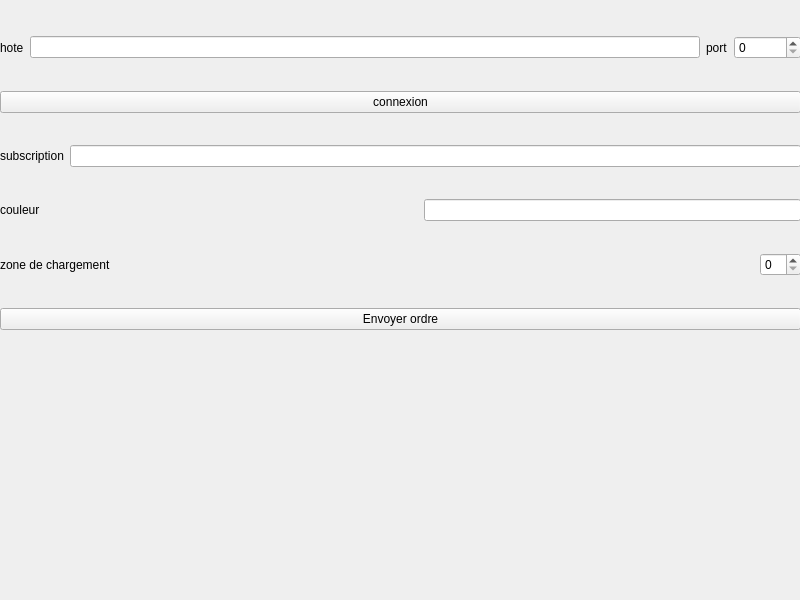
lcrouzil/robot_logistique, file pc/qt/IHM/client.ui: the form before one commit.
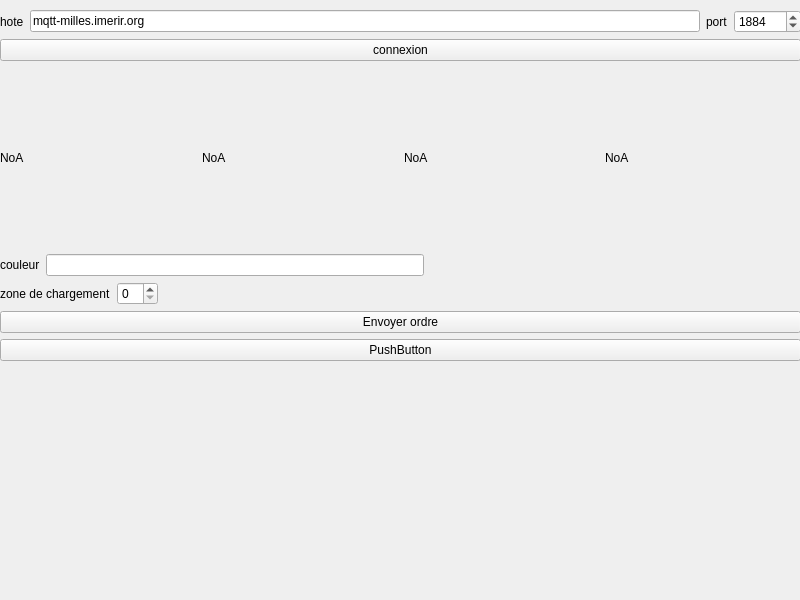
The form after the commit.

Commit message: algo gestion chemin, debut interface, com cam et rob

```diff
--- a/pc/qt/IHM/client.ui
+++ b/pc/qt/IHM/client.ui
@@ -34,7 +34,11 @@
         </widget>
        </item>
        <item>
-        <widget class="QLineEdit" name="le_host"/>
+        <widget class="QLineEdit" name="le_host">
+         <property name="text">
+          <string>mqtt-milles.imerir.org</string>
+         </property>
+        </widget>
        </item>
        <item>
         <widget class="QLabel" name="label_6">
@@ -48,6 +52,9 @@
          <property name="maximum">
           <number>99999999</number>
          </property>
+         <property name="value">
+          <number>1884</number>
+         </property>
         </widget>
        </item>
       </layout>
@@ -61,15 +68,33 @@
      </item>
      <item>
       <layout class="QHBoxLayout" name="horizontalLayout_6">
+       <item>
+        <widget class="QLabel" name="label_3">
+         <property name="text">
+          <string>NoA</string>
+         </property>
+        </widget>
+       </item>
+       <item>
+        <widget class="QLabel" name="label_4">
+         <property name="text">
+          <string>NoA</string>
+         </property>
+        </widget>
+       </item>
        <item>
         <widget class="QLabel" name="label_7">
          <property name="text">
-          <string>subscription</string>
+          <string>NoA</string>
          </property>
         </widget>
        </item>
        <item>
-        <widget class="QLineEdit" name="le_sub"/>
+        <widget class="QLabel" name="label_8">
+         <property name="text">
+          <string>NoA</string>
+         </property>
+        </widget>
        </item>
       </layout>
      </item>
@@ -82,22 +107,22 @@
          </property>
         </widget>
        </item>
-       <item>
-        <spacer name="horizontalSpacer">
-         <property name="orientation">
-          <enum>Qt::Horizontal</enum>
-         </property>
-         <property name="sizeHint" stdset="0">
-          <size>
-           <width>40</width>
-           <height>20</height>
-          </size>
-         </property>
-        </spacer>
-       </item>
        <item>
         <widget class="QLineEdit" name="le_couleur"/>
        </item>
+       <item>
+        <spacer name="horizontalSpacer">
+         <property name="orientation">
+          <enum>Qt::Horizontal</enum>
+         </property>
+         <property name="sizeHint" stdset="0">
+          <size>
+           <width>40</width>
+           <height>20</height>
+          </size>
+         </property>
+        </spacer>
+       </item>
       </layout>
      </item>
      <item>
@@ -109,22 +134,22 @@
          </property>
         </widget>
        </item>
-       <item>
-        <spacer name="horizontalSpacer_2">
-         <property name="orientation">
-          <enum>Qt::Horizontal</enum>
-         </property>
-         <property name="sizeHint" stdset="0">
-          <size>
-           <width>40</width>
-           <height>20</height>
-          </size>
-         </property>
-        </spacer>
-       </item>
        <item>
         <widget class="QSpinBox" name="sb_zdc"/>
        </item>
+       <item>
+        <spacer name="horizontalSpacer_2">
+         <property name="orientation">
+          <enum>Qt::Horizontal</enum>
+         </property>
+         <property name="sizeHint" stdset="0">
+          <size>
+           <width>40</width>
+           <height>20</height>
+          </size>
+         </property>
+        </spacer>
+       </item>
       </layout>
      </item>
      <item>
@@ -134,6 +159,13 @@
        </property>
       </widget>
      </item>
+     <item>
+      <widget class="QPushButton" name="pushButton">
+       <property name="text">
+        <string>PushButton</string>
+       </property>
+      </widget>
+     </item>
     </layout>
    </widget>
   </widget>
```
The commit also changes 3 other files.
